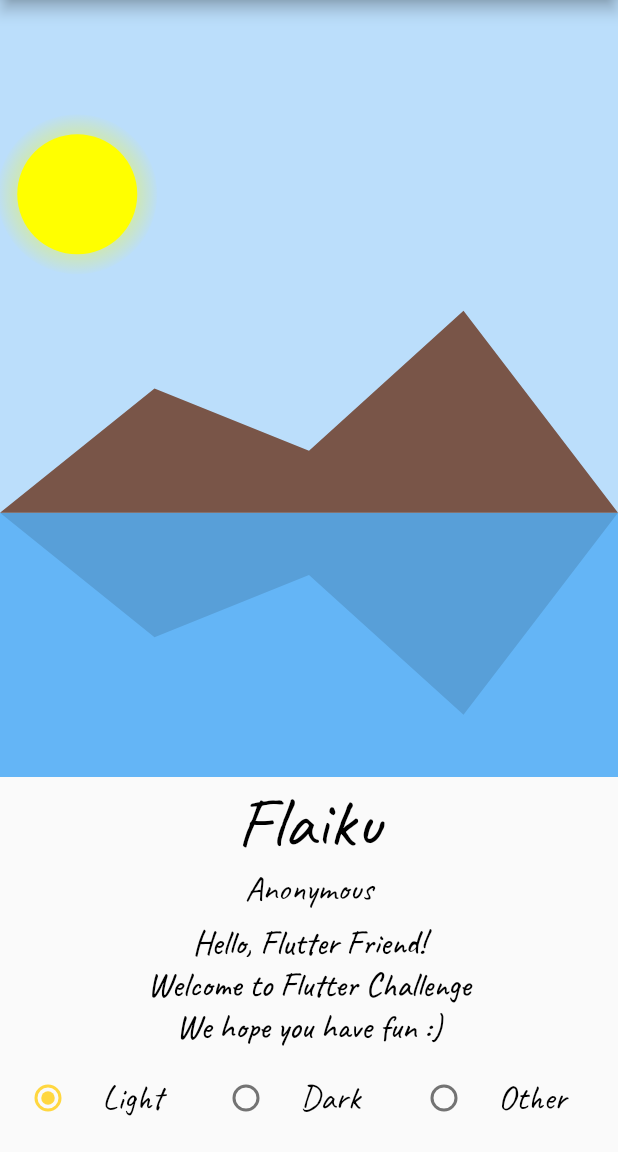
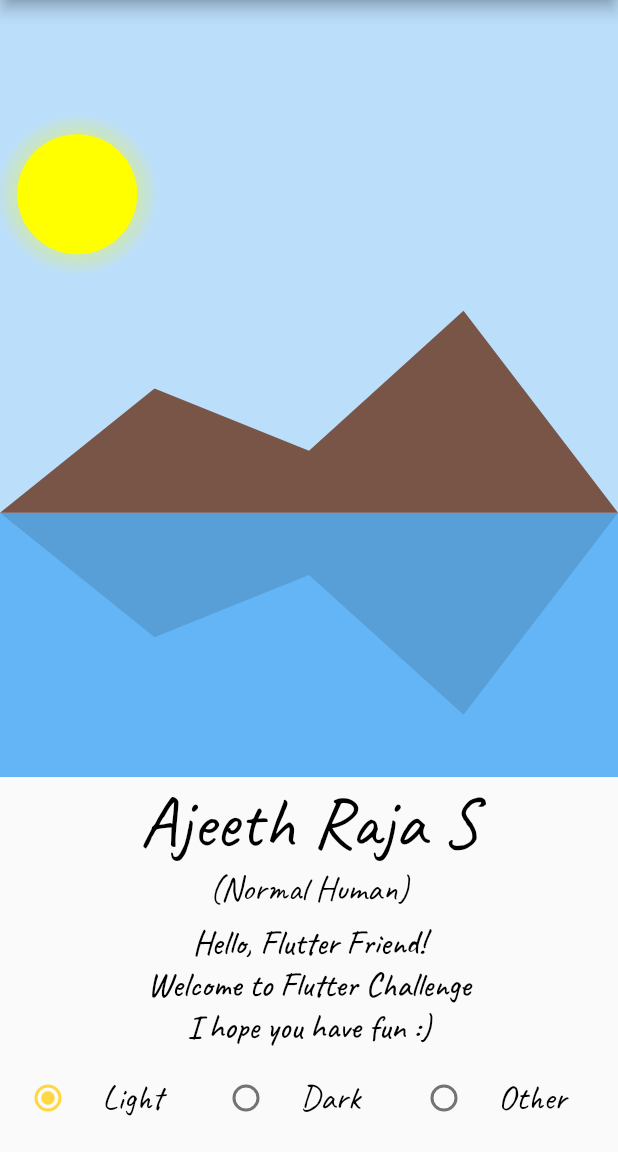
Before and after one commit to intel-raja/flutter_theme_challenge, a Flutter app: the screen it shows after launch, on a phone screen of 412 x 824 dp, the part 84-1236 px from its top. Run offline on Flutter 3.47's test engine with Material 2 defaults, Android fonts, the phone set to English and light mode, and no system bars; our stand-ins replace google_fonts; missing offline and left inert: flutter_animator.

Commit message:
final_app_theme

```diff
--- a/lib/scenery.dart
+++ b/lib/scenery.dart
@@ -133,11 +133,11 @@ class SomeText extends StatelessWidget {
       crossAxisAlignment: CrossAxisAlignment.center,
       children: [
         Text(
-          'Flaiku',
+          'Ajeeth Raja S',
           style: Theme.of(context).textTheme.headline3,
         ),
         Text(
-          'Anonymous',
+          '(Normal Human)',
           style: Theme.of(context).textTheme.subtitle1,
         ),
         const SizedBox(height: 8),
@@ -150,7 +150,7 @@ class SomeText extends StatelessWidget {
           style: Theme.of(context).textTheme.bodyText1,
         ),
         Text(
-          'We hope you have fun :)',
+          'I hope you have fun :)',
           style: Theme.of(context).textTheme.bodyText1,
         ),
       ],
```
